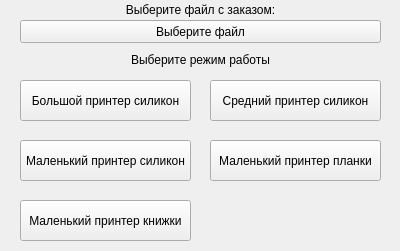
Old version of the form archive/PrintHelper/ui/printHelperUI.ui in the repository gora5624/Python.
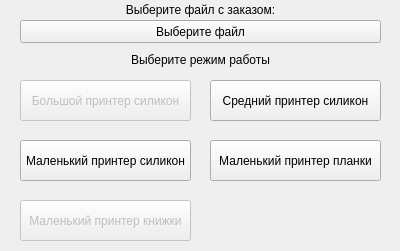
New version of the form.

```diff
--- a/archive/PrintHelper/ui/printHelperUI.ui
+++ b/archive/PrintHelper/ui/printHelperUI.ui
@@ -65,6 +65,9 @@
    </property>
   </widget>
   <widget class="QPushButton" name="bigButt">
+   <property name="enabled">
+    <bool>false</bool>
+   </property>
    <property name="geometry">
     <rect>
      <x>20</x>
@@ -76,6 +79,9 @@
    <property name="text">
     <string>Большой принтер силикон</string>
    </property>
+   <property name="flat">
+    <bool>false</bool>
+   </property>
   </widget>
   <widget class="QPushButton" name="medButt">
    <property name="geometry">
@@ -117,6 +123,9 @@
    </property>
   </widget>
   <widget class="QPushButton" name="smallButtBooks">
+   <property name="enabled">
+    <bool>false</bool>
+   </property>
    <property name="geometry">
     <rect>
      <x>20</x>
```
